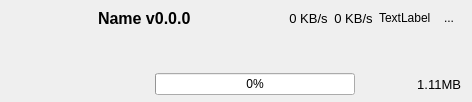
The window that src/ui/download/qaria2downloaderitemwidget.ui (kaniol-lck/modmanager) describes before a commit, drawn with Qt 5.
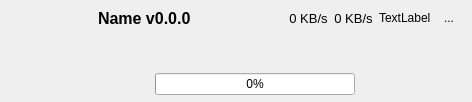
The same window after the commit. Icons and pictures are not drawn.

```diff
--- a/src/ui/download/qaria2downloaderitemwidget.ui
+++ b/src/ui/download/qaria2downloaderitemwidget.ui
@@ -114,9 +114,6 @@
        <property name="toolTip">
         <string notr="true"/>
        </property>
-       <property name="text">
-        <string>1.11MB</string>
-       </property>
        <property name="alignment">
         <set>Qt::AlignRight|Qt::AlignTrailing|Qt::AlignVCenter</set>
        </property>
```
